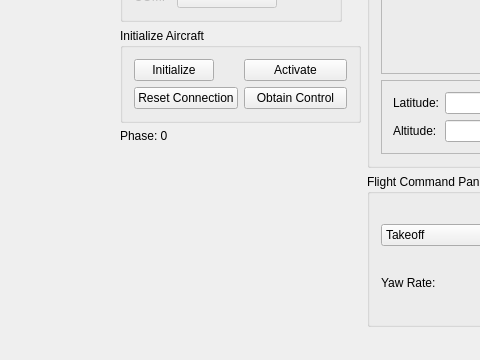
First picture: the form in view/mainview.ui, repository Valkaryne/Matrice600DF, before the edit; both pictures show x 89 to 569 and y 541 to 901 of the 1095 by 901 pixel window.
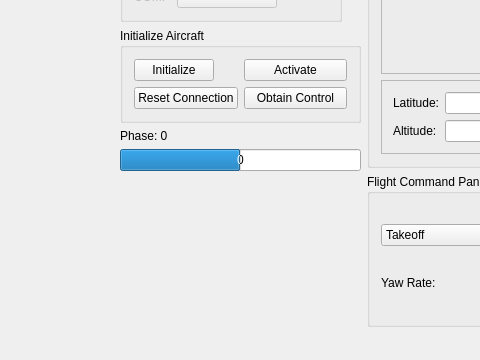
Second picture: the form after the edit.

Commit message: implemented phase deviation

What changed in the file:
```diff
--- a/view/mainview.ui
+++ b/view/mainview.ui
@@ -779,6 +779,28 @@
         </property>
        </widget>
       </item>
+      <item>
+       <widget class="QProgressBar" name="prb_deviation">
+        <property name="minimum">
+         <number>-180</number>
+        </property>
+        <property name="maximum">
+         <number>180</number>
+        </property>
+        <property name="value">
+         <number>0</number>
+        </property>
+        <property name="invertedAppearance">
+         <bool>false</bool>
+        </property>
+        <property name="textDirection">
+         <enum>QProgressBar::TopToBottom</enum>
+        </property>
+        <property name="format">
+         <string>%v</string>
+        </property>
+       </widget>
+      </item>
       <item>
        <spacer name="verticalSpacer">
         <property name="orientation">
```
Left out of the diff: 2 changed lines with no effect on the pictures. The commit also changes 7 other files.
